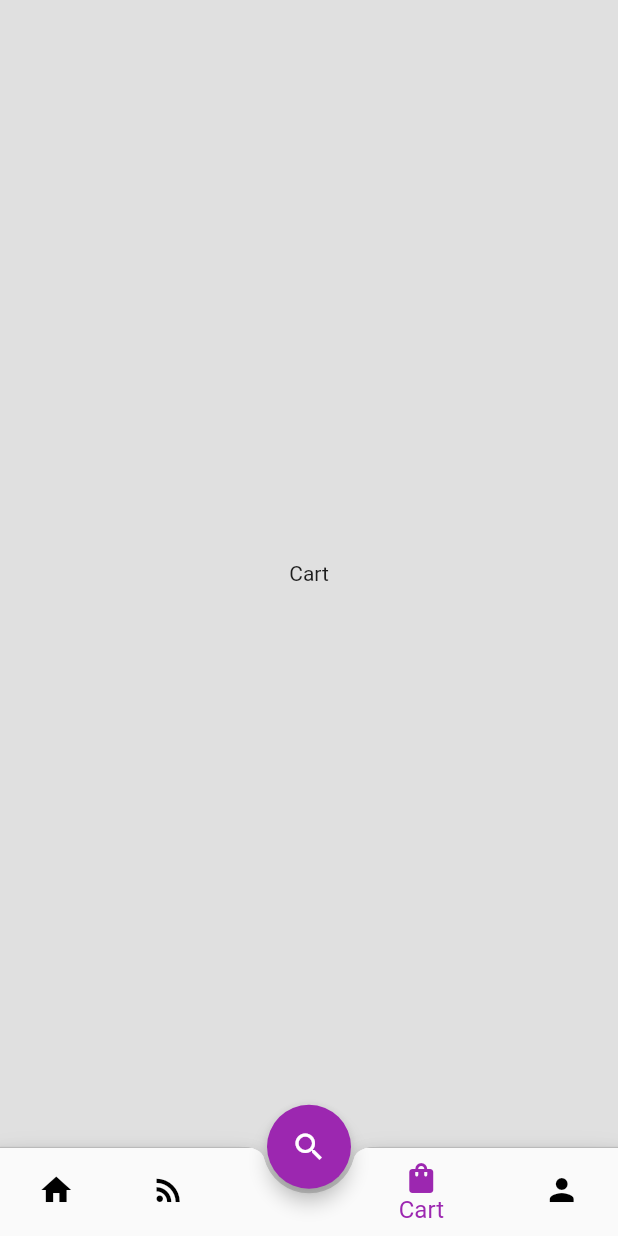
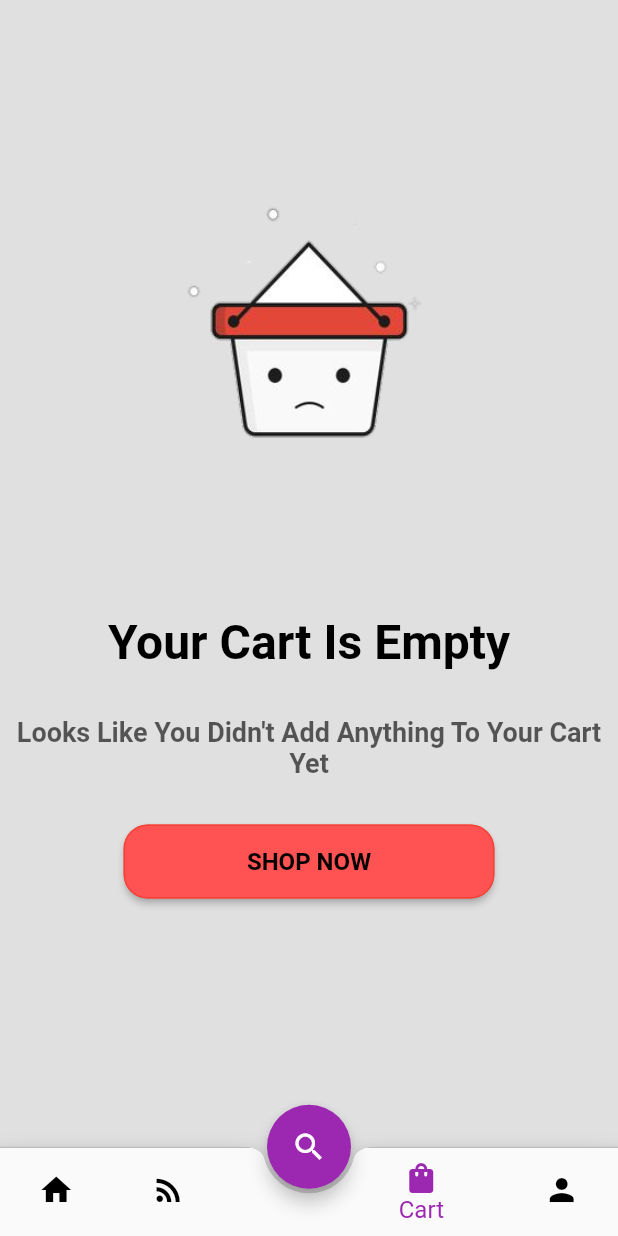
Before and after one commit to nishi-2400/flutter_ecommerce, a Flutter app: the screen it shows after launch, item 4 of the bottom bar chosen, on a phone screen of 412 x 824 dp. Run offline on Flutter 3.47's test engine with Material 2 defaults, Android fonts, the phone set to English and light mode, and no system bars; our stand-ins replace shared_preferences; missing offline and left inert: list_tile_switch.

Commit message:
EmptyCartスクリーン実装

```diff
--- a/lib/consts/my_icons.dart
+++ b/lib/consts/my_icons.dart
@@ -4,6 +4,7 @@ class MyIcons {
  static IconData home = Icons.home;
  static IconData rss = Icons.rss_feed;
  static IconData search = Icons.search;
- static IconData cart = Icons.shopping_bag;
+ static IconData cart = Icons.add_shopping_cart;
+ static IconData bag = Icons.shopping_bag;
  static IconData user = Icons.person;
 }
--- a/lib/screens/bottom_bar.dart
+++ b/lib/screens/bottom_bar.dart
@@ -74,7 +74,7 @@ class _BottomBarScreenState extends State<BottomBarScreen> {
               BottomNavigationBarItem(icon: Icon(MyIcons.home), tooltip: 'Home', label: 'Home'),
               BottomNavigationBarItem(icon: Icon(MyIcons.rss), tooltip: 'Feeds', label: 'Feeds'),
               BottomNavigationBarItem(activeIcon: null, icon: Icon(null), tooltip: 'Search', label: 'Search'),
-              BottomNavigationBarItem(icon: Icon(MyIcons.cart), tooltip: 'Cart', label: 'Cart'),
+              BottomNavigationBarItem(icon: Icon(MyIcons.bag), tooltip: 'Cart', label: 'Cart'),
               BottomNavigationBarItem(icon: Icon(MyIcons.user), tooltip: 'User', label: 'User'),
             ],
           ),
--- a/lib/screens/cart.dart
+++ b/lib/screens/cart.dart
@@ -1,12 +1,11 @@
+import 'package:ecommerce/screens/cart_empty.dart';
 import 'package:flutter/material.dart';
 
 class CartScreen extends StatelessWidget {
   @override
   Widget build(BuildContext context) {
     return Scaffold(
-      body: Center(
-        child: Text('Cart'),
-      ),
+      body: CartEmpty(),
     );
   }
 }
--- /dev/null
+++ b/lib/screens/cart_empty.dart
@@ -0,0 +1,70 @@
+import 'package:ecommerce/consts/colars.dart';
+import 'package:ecommerce/provider/dark_theme_provider.dart';
+import 'package:flutter/material.dart';
+import 'package:provider/provider.dart';
+
+class CartEmpty extends StatelessWidget {
+  @override
+  Widget build(BuildContext context) {
+    final themeChange = Provider.of<DarkThemeProvider>(context);
+
+    return Column(
+      crossAxisAlignment: CrossAxisAlignment.center,
+      children: [
+        Container(
+          margin: EdgeInsets.only(top: 80),
+          width: double.infinity,
+          height: MediaQuery.of(context).size.height * 0.4,
+          decoration: BoxDecoration(
+            image: DecorationImage(
+              fit: BoxFit.fill,
+              image: AssetImage('assets/images/emptycart.png'),
+            ),
+          ),
+        ),
+        Text(
+          'Your Cart Is Empty',
+          textAlign: TextAlign.center,
+          style: TextStyle(
+            color: Theme.of(context).textSelectionColor,
+            fontSize: 32,
+            fontWeight: FontWeight.w600,
+          ),
+        ),
+        SizedBox(height: 30,),
+        Text(
+          'Looks Like You Didn\'t Add Anything To Your Cart Yet',
+          textAlign: TextAlign.center,
+          style: TextStyle(
+            color: themeChange.darkTheme?Theme.of(context).disabledColor: ColorsContents.subtitle,
+            fontSize: 18,
+            fontWeight: FontWeight.w600,
+          ),
+        ),SizedBox(
+          height: 30,
+        ),
+        Container(
+          width: MediaQuery.of(context).size.width * 0.6,
+          height: MediaQuery.of(context).size.height * 0.06,
+          child: RaisedButton(
+            onPressed: () {},
+            shape: RoundedRectangleBorder(
+              borderRadius: BorderRadius.circular(16),
+              side: BorderSide(color: Colors.red),
+            ),
+            color: Colors.redAccent,
+            child: Text(
+              'shop now'.toUpperCase(),
+              textAlign: TextAlign.center,
+              style: TextStyle(
+                color: Theme.of(context).textSelectionColor,
+                fontSize: 16,
+                fontWeight: FontWeight.w600,
+              ),
+            ),
+          ),
+        ),
+      ],
+    );
+  }
+}
--- a/pubspec.yaml
+++ b/pubspec.yaml
@@ -48,9 +48,9 @@ flutter:
   uses-material-design: true
 
   # To add assets to your application, add an assets section, like this:
-  # assets:
-  #   - images/a_dot_burr.jpeg
-  #   - images/a_dot_ham.jpeg
+  assets:
+    - assets/images/emptycart.png
+
 
   # An image asset can refer to one or more resolution-specific "variants", see
   # https://flutter.dev/assets-and-images/#resolution-aware.
```
Also changed, not shown: assets/images/emptycart.png (added), 2 other files.
